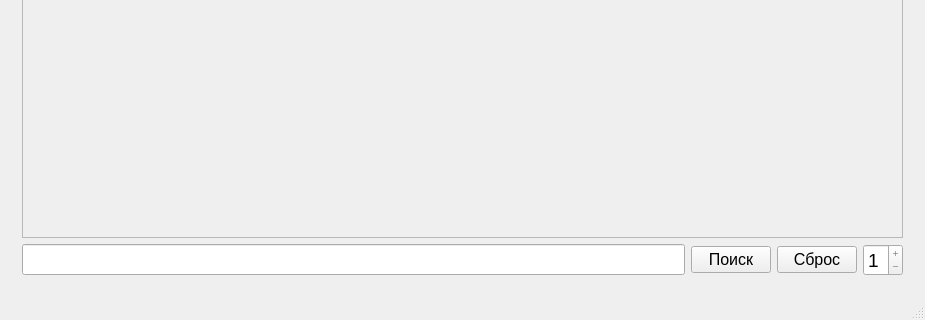
The window that mainwindow.ui (cool-palace/Screenshot-Manager) describes before a commit, drawn with Qt 5; both pictures show x 0 to 925 and y 280 to 600 of the 925 by 600 pixel window.
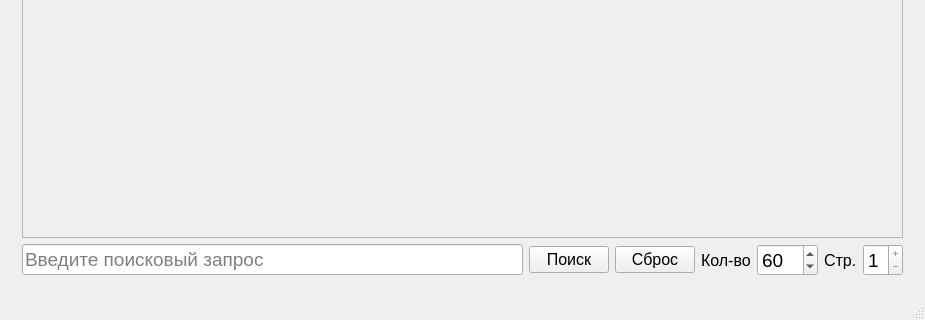
The same window after the commit. The open tabs and pages were chosen to show the change. Icons and pictures are not drawn.

Commit message: Added pics_per_page spinbox

Patch:
```diff
--- a/mainwindow.ui
+++ b/mainwindow.ui
@@ -289,6 +289,9 @@
               <pointsize>14</pointsize>
              </font>
             </property>
+            <property name="placeholderText">
+             <string>Введите поисковый запрос</string>
+            </property>
            </widget>
           </item>
           <item>
@@ -323,6 +326,51 @@
             </property>
            </widget>
           </item>
+          <item>
+           <widget class="QLabel" name="label_8">
+            <property name="font">
+             <font>
+              <pointsize>12</pointsize>
+             </font>
+            </property>
+            <property name="text">
+             <string>Кол-во</string>
+            </property>
+           </widget>
+          </item>
+          <item>
+           <widget class="QSpinBox" name="pics_per_page">
+            <property name="font">
+             <font>
+              <pointsize>14</pointsize>
+             </font>
+            </property>
+            <property name="minimum">
+             <number>10</number>
+            </property>
+            <property name="maximum">
+             <number>200</number>
+            </property>
+            <property name="singleStep">
+             <number>10</number>
+            </property>
+            <property name="value">
+             <number>60</number>
+            </property>
+           </widget>
+          </item>
+          <item>
+           <widget class="QLabel" name="label_7">
+            <property name="font">
+             <font>
+              <pointsize>12</pointsize>
+             </font>
+            </property>
+            <property name="text">
+             <string>Стр.</string>
+            </property>
+           </widget>
+          </item>
           <item>
            <widget class="QSpinBox" name="page_index">
             <property name="minimumSize">
```
Left out of the diff: 12 changed lines with no effect on the pictures. The commit also changes 3 other files.
